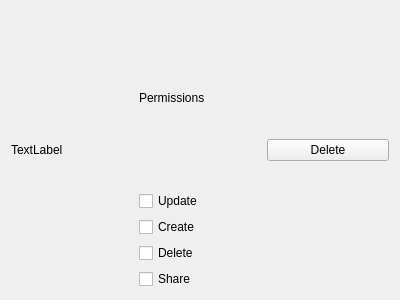
Qt form src/gui/sharewidget.ui (GrossLukas/client) before a commit.
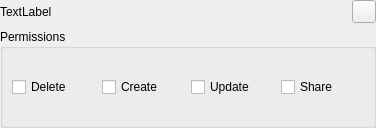
The same form after that commit. Icons and pictures are not drawn.

Commit message: Share dialog: a few layout adjustements

```diff
--- a/src/gui/sharewidget.ui
+++ b/src/gui/sharewidget.ui
@@ -9,13 +9,27 @@
    <rect>
     <x>0</x>
     <y>0</y>
-    <width>400</width>
-    <height>300</height>
+    <width>376</width>
+    <height>128</height>
    </rect>
   </property>
   <property name="windowTitle">
    <string>Form</string>
   </property>
+  <layout class="QVBoxLayout" name="verticalLayout">
+   <property name="leftMargin">
+    <number>0</number>
+   </property>
+   <property name="topMargin">
+    <number>0</number>
+   </property>
+   <property name="rightMargin">
+    <number>0</number>
+   </property>
+   <property name="bottomMargin">
+    <number>0</number>
+   </property>
+   <item>
   <layout class="QHBoxLayout" name="horizontalLayout_2">
    <item>
     <widget class="QLabel" name="sharedWith">
@@ -25,18 +39,27 @@
     </widget>
    </item>
    <item>
-    <layout class="QVBoxLayout" name="verticalLayout">
-     <item>
-      <widget class="QLabel" name="label">
+      <widget class="QToolButton" name="deleteShareButton">
        <property name="text">
+        <string/>
+       </property>
+       <property name="icon">
+        <iconset theme="user-trash"/>
+       </property>
+      </widget>
+     </item>
+    </layout>
+   </item>
+   <item>
+    <widget class="QGroupBox" name="groupBox">
+     <property name="title">
         <string>Permissions</string>
        </property>
-      </widget>
-     </item>
+     <layout class="QHBoxLayout" name="horizontalLayout">
      <item>
-      <widget class="QCheckBox" name="permissionUpdate">
+       <widget class="QCheckBox" name="permissionDelete">
        <property name="text">
-        <string>Update</string>
+         <string>Delete</string>
        </property>
       </widget>
      </item>
@@ -48,9 +71,9 @@
       </widget>
      </item>
      <item>
-      <widget class="QCheckBox" name="permissionDelete">
+       <widget class="QCheckBox" name="permissionUpdate">
        <property name="text">
-        <string>Delete</string>
+         <string>Update</string>
        </property>
       </widget>
      </item>
@@ -62,12 +85,6 @@
       </widget>
      </item>
     </layout>
-   </item>
-   <item>
-    <widget class="QPushButton" name="deleteShareButton">
-     <property name="text">
-      <string>Delete</string>
-     </property>
     </widget>
    </item>
   </layout>
```
Lines whose indentation alone changed are shown as unchanged. The commit also changes 2 other files.
